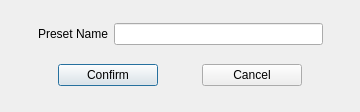
Old version of the form src/preset-dialog.ui in the repository sc0000/hfmdd-video-system.
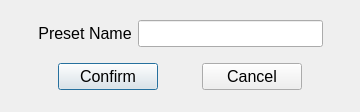
New version of the form.

Commit message: booking manager layout rework (tbc)

```diff
--- a/src/preset-dialog.ui
+++ b/src/preset-dialog.ui
@@ -16,6 +16,11 @@
     <height>110</height>
    </size>
   </property>
+  <property name="font">
+   <font>
+    <pointsize>12</pointsize>
+   </font>
+  </property>
   <widget class="QWidget" name="verticalLayoutWidget">
    <property name="geometry">
     <rect>
```
The commit also changes 5 other files.
